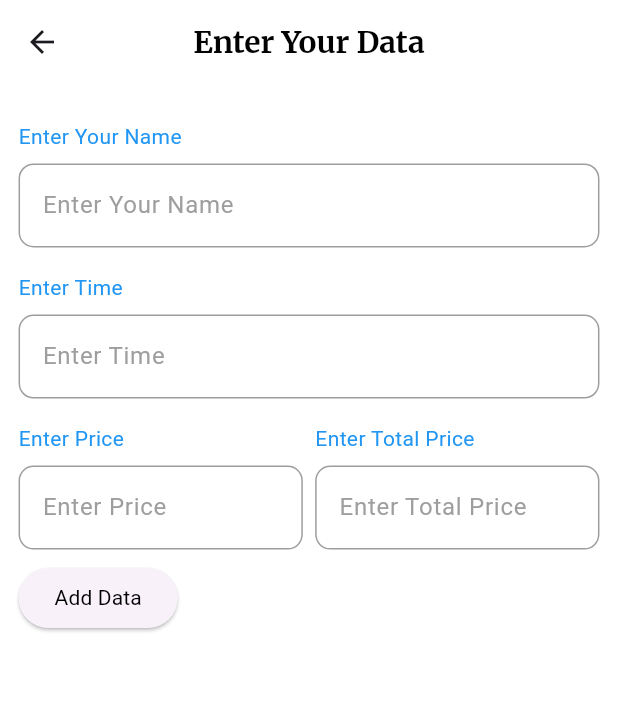
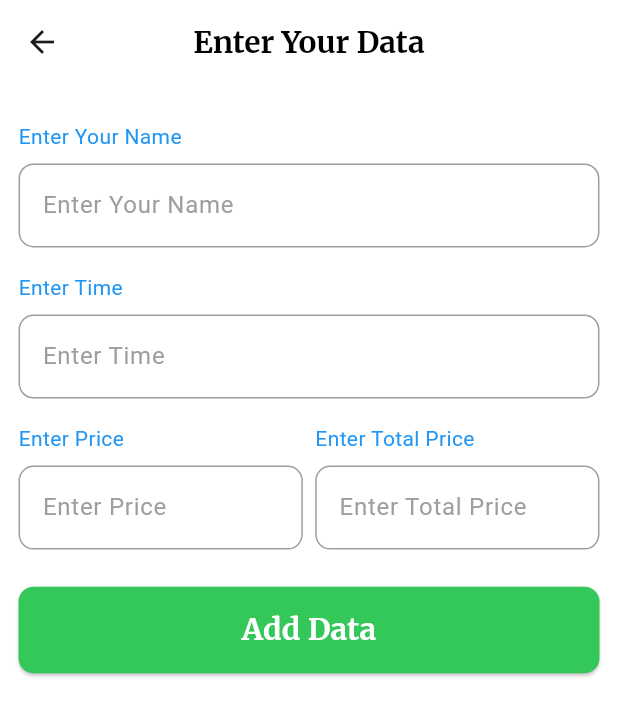
Before and after one commit to ArslanXXQazi/Tractor-App, a Flutter app: the InsertView screen opened directly, on a phone screen of 412 x 824 dp. Shown: the top 716 px of the screen. Run offline on Flutter 3.47's test engine with Material 3 defaults, Android fonts, the phone set to English and light mode, and no system bars; our stand-ins replace get, google_fonts.

Commit message:
Update insert_view.dart

```diff
--- a/lib/src/views/insert_view/insert_view.dart
+++ b/lib/src/views/insert_view/insert_view.dart
@@ -1,3 +1,4 @@
+import 'package:flutter/cupertino.dart';
 import 'package:flutter/material.dart';
 import 'package:get/get.dart';
 import 'package:get/get_core/src/get_main.dart';
@@ -25,7 +26,6 @@ class InsertView extends StatelessWidget {
         child: Column(
           crossAxisAlignment: CrossAxisAlignment.start,
           children: [
-
             CustomTextFormField(
                 text: "Enter Your Name",
                 hintText: "Enter Your Name",
@@ -49,9 +49,17 @@ class InsertView extends StatelessWidget {
                   controller: insertController.totalPriceController
               ),),
             ],),
+            SizedBox(height: height*.02,),
             ElevatedButton(
                 onPressed: (){},
-                child: CustomText(text: 'Add Data'))
+                style: ElevatedButton.styleFrom(
+                  backgroundColor: CupertinoColors.activeGreen,
+                  minimumSize: Size(width*1, height*.07),
+                  shape: RoundedRectangleBorder(
+                    borderRadius: BorderRadius.circular(10),
+                  ),
+                ),
+                child: BoldText(text: 'Add Data',color: Colors.white,))
 
 
         ],),
```
